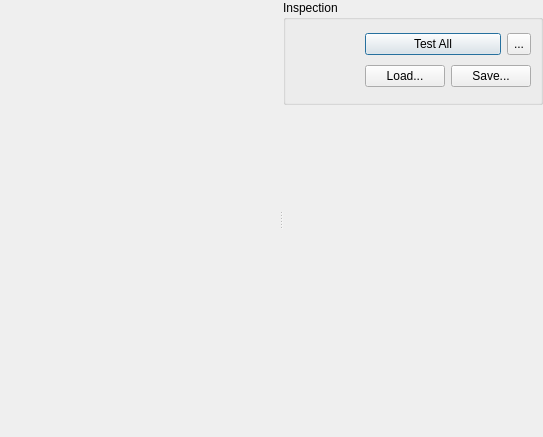
This is AcfSln/Include/iqtinsp/CInspectionTaskGuiComp.ui in ImagingTools/AcfPublic as Qt 5 draws it before an edit. The edited form follows.
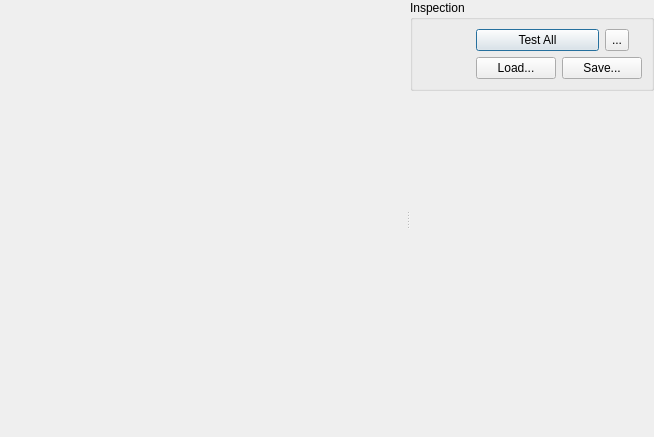
This is the edited form. Icons and pictures are not drawn.

```diff
--- a/AcfSln/Include/iqtinsp/CInspectionTaskGuiComp.ui
+++ b/AcfSln/Include/iqtinsp/CInspectionTaskGuiComp.ui
@@ -6,7 +6,7 @@
    <rect>
     <x>0</x>
     <y>0</y>
-    <width>543</width>
+    <width>654</width>
     <height>437</height>
    </rect>
   </property>
@@ -48,14 +48,14 @@
             </property>
             <property name="minimumSize">
              <size>
-              <width>64</width>
-              <height>64</height>
+              <width>48</width>
+              <height>48</height>
              </size>
             </property>
             <property name="maximumSize">
              <size>
-              <width>64</width>
-              <height>64</height>
+              <width>48</width>
+              <height>48</height>
              </size>
             </property>
             <property name="text">
@@ -73,6 +73,12 @@
            <layout class="QGridLayout" name="gridLayout">
             <item row="0" column="0">
              <widget class="QPushButton" name="TestAllButton">
+              <property name="sizePolicy">
+               <sizepolicy hsizetype="Expanding" vsizetype="Fixed">
+                <horstretch>0</horstretch>
+                <verstretch>0</verstretch>
+               </sizepolicy>
+              </property>
               <property name="toolTip">
                <string>Recalculate all processing steps</string>
               </property>
@@ -85,8 +91,8 @@
               </property>
               <property name="iconSize">
                <size>
-                <width>32</width>
-                <height>32</height>
+                <width>24</width>
+                <height>24</height>
                </size>
               </property>
               <property name="default">
@@ -117,8 +123,8 @@
               </property>
               <property name="iconSize">
                <size>
-                <width>32</width>
-                <height>32</height>
+                <width>24</width>
+                <height>24</height>
                </size>
               </property>
               <property name="checkable">
@@ -126,7 +132,20 @@
               </property>
              </widget>
             </item>
-            <item row="1" column="0" colspan="2">
+            <item row="0" column="2">
+             <widget class="QLabel" name="ProcessingTimeLabel">
+              <property name="sizePolicy">
+               <sizepolicy hsizetype="Maximum" vsizetype="Preferred">
+                <horstretch>0</horstretch>
+                <verstretch>0</verstretch>
+               </sizepolicy>
+              </property>
+              <property name="text">
+               <string/>
+              </property>
+             </widget>
+            </item>
+            <item row="1" column="0" colspan="3">
              <widget class="QFrame" name="LoaderFrame">
               <property name="sizePolicy">
                <sizepolicy hsizetype="Preferred" vsizetype="Maximum">
@@ -211,6 +230,7 @@
          <property name="frameShadow">
           <enum>QFrame::Raised</enum>
          </property>
+         <layout class="QVBoxLayout" name="verticalLayout_2"/>
         </widget>
        </item>
       </layout>
```
